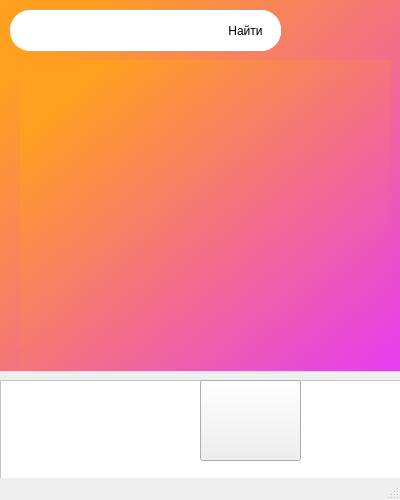
TimofeySar/project_1505, file maindesugn.ui: the form before one commit.
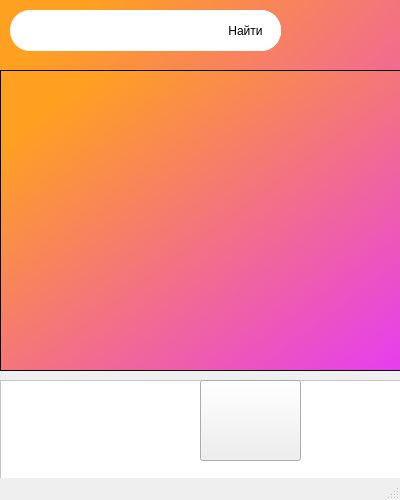
The form after the commit. The open tabs and pages were chosen to show the change. Icons and pictures are not drawn.

Commit message: подключил дб

What changed in the file:
```diff
--- a/maindesugn.ui
+++ b/maindesugn.ui
@@ -312,27 +312,15 @@
        <bool>true</bool>
       </property>
      </widget>
-     <widget class="QListView" name="listView">
+     <widget class="QListWidget" name="listWidget">
       <property name="geometry">
        <rect>
-        <x>20</x>
-        <y>70</y>
-        <width>371</width>
-        <height>311</height>
+        <x>0</x>
+        <y>80</y>
+        <width>401</width>
+        <height>301</height>
        </rect>
       </property>
-      <property name="frameShape">
-       <enum>QFrame::NoFrame</enum>
-      </property>
-      <property name="lineWidth">
-       <number>0</number>
-      </property>
-      <property name="flow">
-       <enum>QListView::LeftToRight</enum>
-      </property>
-      <property name="isWrapping" stdset="0">
-       <bool>false</bool>
-      </property>
      </widget>
      <zorder>lineEdit</zorder>
      <zorder>Naity</zorder>
```
Left out of the diff: 4 changed lines with no effect on the pictures. The commit also changes 1 other file.
